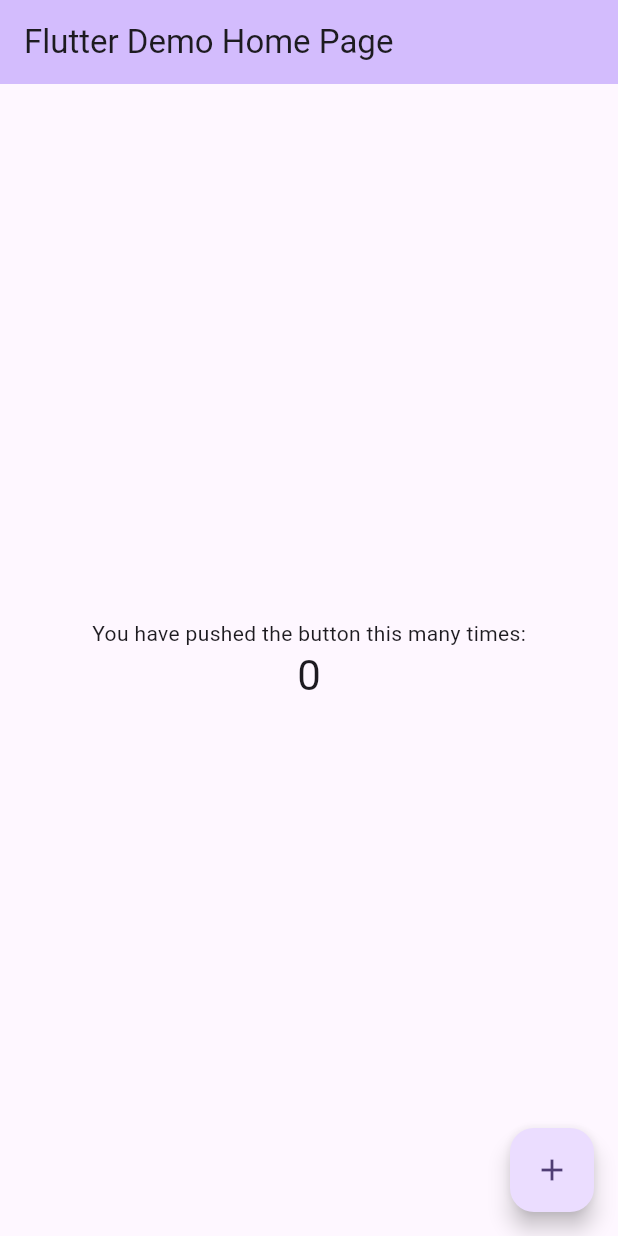
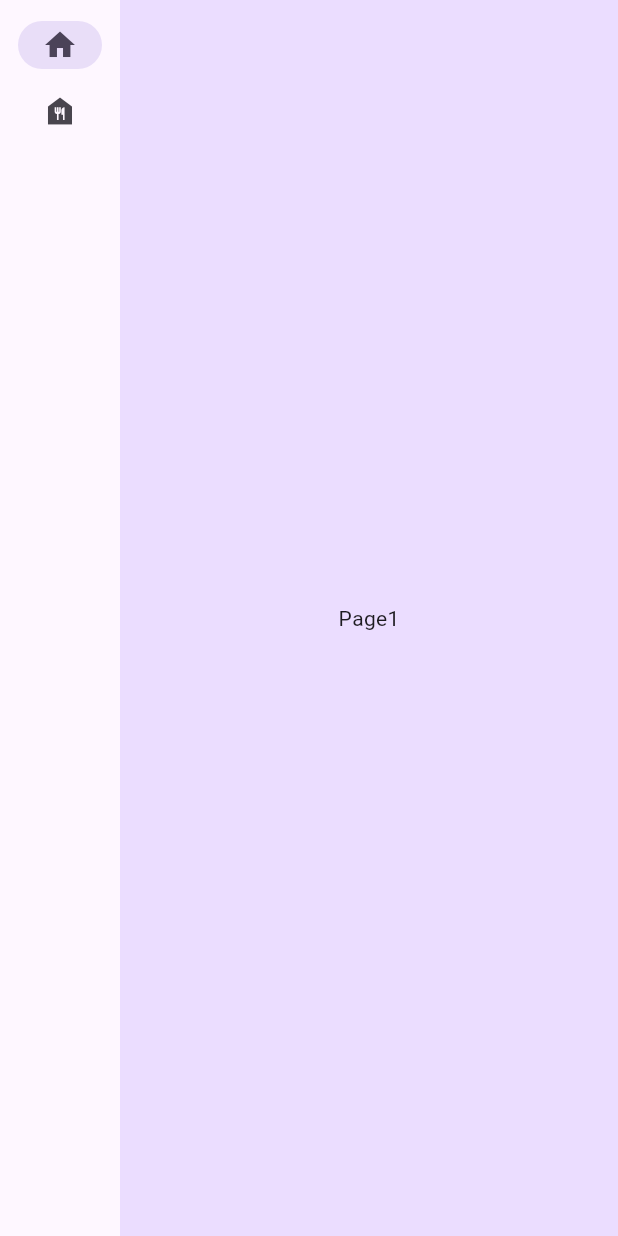
Before and after one commit to AndyMee317/sous_chef, a Flutter app: the screen it shows after launch, on a phone screen of 412 x 824 dp. Run offline on Flutter 3.47's test engine with Material 3 defaults, Android fonts, the light colour scheme and no system bars.

Commit message:
Change yaml files and create skeleton for demo

```diff
--- a/analysis_options.yaml
+++ b/analysis_options.yaml
@@ -1,28 +1,11 @@
-# This file configures the analyzer, which statically analyzes Dart code to
-# check for errors, warnings, and lints.
-#
-# The issues identified by the analyzer are surfaced in the UI of Dart-enabled
-# IDEs (https://dart.dev/tools#ides-and-editors). The analyzer can also be
-# invoked from the command line by running `flutter analyze`.
-
-# The following line activates a set of recommended lints for Flutter apps,
-# packages, and plugins designed to encourage good coding practices.
 include: package:flutter_lints/flutter.yaml
 
 linter:
-  # The lint rules applied to this project can be customized in the
-  # section below to disable rules from the `package:flutter_lints/flutter.yaml`
-  # included above or to enable additional rules. A list of all available lints
-  # and their documentation is published at https://dart.dev/lints.
-  #
-  # Instead of disabling a lint rule for the entire project in the
-  # section below, it can also be suppressed for a single line of code
-  # or a specific dart file by using the `// ignore: name_of_lint` and
-  # `// ignore_for_file: name_of_lint` syntax on the line or in the file
-  # producing the lint.
   rules:
-    # avoid_print: false  # Uncomment to disable the `avoid_print` rule
-    # prefer_single_quotes: true  # Uncomment to enable the `prefer_single_quotes` rule
-
-# Additional information about this file can be found at
-# https://dart.dev/guides/language/analysis-options
+    avoid_print: false
+    prefer_const_constructors_in_immutables: false
+    prefer_const_constructors: false
+    prefer_const_literals_to_create_immutables: false
+    prefer_final_fields: false
+    unnecessary_breaks: true
+    use_key_in_widget_constructors: false
--- a/lib/main.dart
+++ b/lib/main.dart
@@ -1,4 +1,5 @@
 import 'package:flutter/material.dart';
+import 'package:provider/provider.dart';
 
 void main() {
   runApp(const MyApp());
@@ -11,23 +12,8 @@
   @override
   Widget build(BuildContext context) {
     return MaterialApp(
-      title: 'Flutter Demo',
+      title: 'Sous Chef',
       theme: ThemeData(
-        // This is the theme of your application.
-        //
-        // TRY THIS: Try running your application with "flutter run". You'll see
-        // the application has a purple toolbar. Then, without quitting the app,
-        // try changing the seedColor in the colorScheme below to Colors.green
-        // and then invoke "hot reload" (save your changes or press the "hot
-        // reload" button in a Flutter-supported IDE, or press "r" if you used
-        // the command line to start the app).
-        //
-        // Notice that the counter didn't reset back to zero; the application
-        // state is not lost during the reload. To reset the state, use hot
-        // restart instead.
-        //
-        // This works for code too, not just values: Most code changes can be
-        // tested with just a hot reload.
         colorScheme: ColorScheme.fromSeed(seedColor: Colors.deepPurple),
         useMaterial3: true,
       ),
@@ -36,17 +22,13 @@
   }
 }
 
+class MyAppState extends ChangeNotifier {
+
+
+}
+
 class MyHomePage extends StatefulWidget {
   const MyHomePage({super.key, required this.title});
-
-  // This widget is the home page of your application. It is stateful, meaning
-  // that it has a State object (defined below) that contains fields that affect
-  // how it looks.
-
-  // This class is the configuration for the state. It holds the values (in this
-  // case the title) provided by the parent (in this case the App widget) and
-  // used by the build method of the State. Fields in a Widget subclass are
-  // always marked "final".
 
   final String title;
 
@@ -55,71 +37,78 @@
 }
 
 class _MyHomePageState extends State<MyHomePage> {
-  int _counter = 0;
+  var selectedIndex = 0;
+  @override
 
-  void _incrementCounter() {
-    setState(() {
-      // This call to setState tells the Flutter framework that something has
-      // changed in this State, which causes it to rerun the build method below
-      // so that the display can reflect the updated values. If we changed
-      // _counter without calling setState(), then the build method would not be
-      // called again, and so nothing would appear to happen.
-      _counter++;
-    });
+  Widget build(BuildContext context){
+    Widget page;
+    switch(selectedIndex){
+      case 0:
+        page = PlaceHolder();
+        break;
+      case 1:
+        page = PlaceHolder2();
+        break;
+      default:
+        throw UnimplementedError('no widget for $selectedIndex');
     }
 
-  @override
-  Widget build(BuildContext context) {
-    // This method is rerun every time setState is called, for instance as done
-    // by the _incrementCounter method above.
-    //
-    // The Flutter framework has been optimized to make rerunning build methods
-    // fast, so that you can just rebuild anything that needs updating rather
-    // than having to individually change instances of widgets.
+     return LayoutBuilder(
+      builder: (context, constraints) {
         return Scaffold(
-      appBar: AppBar(
-        // TRY THIS: Try changing the color here to a specific color (to
-        // Colors.amber, perhaps?) and trigger a hot reload to see the AppBar
-        // change color while the other colors stay the same.
-        backgroundColor: Theme.of(context).colorScheme.inversePrimary,
-        // Here we take the value from the MyHomePage object that was created by
-        // the App.build method, and use it to set our appbar title.
-        title: Text(widget.title),
+          body: Row(
+            children: [
+              SafeArea(
+                child: NavigationRail(
+                  extended: constraints.maxWidth >= 600,
+                  destinations: [
+                    NavigationRailDestination(
+                      icon: Icon(Icons.home),
+                      label: Text('Home'),
                     ),
-      body: Center(
-        // Center is a layout widget. It takes a single child and positions it
-        // in the middle of the parent.
-        child: Column(
-          // Column is also a layout widget. It takes a list of children and
-          // arranges them vertically. By default, it sizes itself to fit its
-          // children horizontally, and tries to be as tall as its parent.
-          //
-          // Column has various properties to control how it sizes itself and
-          // how it positions its children. Here we use mainAxisAlignment to
-          // center the children vertically; the main axis here is the vertical
-          // axis because Columns are vertical (the cross axis would be
-          // horizontal).
-          //
-          // TRY THIS: Invoke "debug painting" (choose the "Toggle Debug Paint"
-          // action in the IDE, or press "p" in the console), to see the
-          // wireframe for each widget.
-          mainAxisAlignment: MainAxisAlignment.center,
-          children: <Widget>[
-            const Text(
-              'You have pushed the button this many times:',
+                    NavigationRailDestination(
+                      icon: Icon(Icons.food_bank),
+                      label: Text('Add Recipe'),
                     ),
-            Text(
-              '$_counter',
-              style: Theme.of(context).textTheme.headlineMedium,
+                  ],
+                  selectedIndex: selectedIndex,
+                  onDestinationSelected: (value) {
+                    setState(() {
+                      selectedIndex = value;
+                    });
+                  },
+                ),
+              ),
+              Expanded(
+                child: Container(
+                  color: Theme.of(context).colorScheme.primaryContainer,
+                  child: page,
+                ),
               ),
             ],
           ),
-      ),
-      floatingActionButton: FloatingActionButton(
-        onPressed: _incrementCounter,
-        tooltip: 'Increment',
-        child: const Icon(Icons.add),
-      ), // This trailing comma makes auto-formatting nicer for build methods.
+        );
+      }
     );
   }
 }
+
+class PlaceHolder extends StatelessWidget{
+  @override
+  Widget build(BuildContext context){
+    // var appState = context.watch<MyAppState>();
+    return Center(
+      child: Text('Page1')
+    );
+  }
+}
+
+class PlaceHolder2 extends StatelessWidget{
+  @override
+  Widget build(BuildContext context){
+    // var appState = context.watch<MyAppState>();
+    return Center(
+      child: Text('Page2')
+    );
+  }
+}
```
Also changed, not shown: pubspec.yaml (+7 -72 lines), pubspec.lock. Lines whose indentation alone changed are shown as unchanged.
